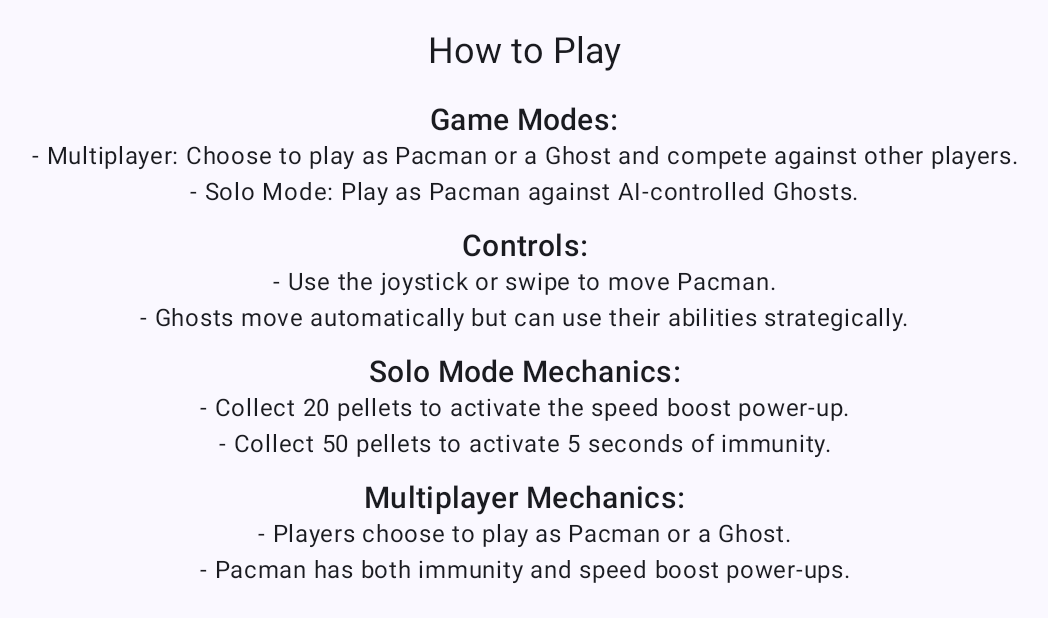
After one commit to kaxanni/Seeker_Pac-man_clonegame, an Android app built with Jetpack Compose: the composable HowToPlayScreen shown on its own in the app's theme, on a phone screen of 824 x 412 dp (held sideways). The commit adds this screen. Shown: the whole screen, without its empty margins (93-1141 px from the left). Run offline under Robolectric (Android 15) with nearby library versions, the phone set to English and light mode, and no system bars.

Commit message:
added how to play

```diff
--- a/app/src/main/java/com/example/pacmanclone/MainActivity.kt
+++ b/app/src/main/java/com/example/pacmanclone/MainActivity.kt
@@ -9,6 +9,7 @@ import com.example.pacmanclone.game.GameLaunchAnimation
 import com.example.pacmanclone.game.PacmanGame
 import com.example.pacmanclone.menu.MainMenu
 import com.example.pacmanclone.menu.OptionsScreen
+import com.example.pacmanclone.menu.HowToPlayScreen
 
 class MainActivity : ComponentActivity() {
     override fun onCreate(savedInstanceState: Bundle?) {
@@ -25,6 +26,7 @@ fun MyApp() {
     var showMainMenu by remember { mutableStateOf(true) }
     var showOptions by remember { mutableStateOf(false) }
     var showAccount by remember { mutableStateOf(false) }
+    var showHowToPlay by remember { mutableStateOf(false) }
 
     var showLaunch by remember { mutableStateOf(false) } // The second screen (Knights door, etc.)
     var showGame by remember { mutableStateOf(false) }   // The actual PacmanGame
@@ -65,7 +67,11 @@ fun MyApp() {
                 }
             )
         }
-        // 4) Show the OptionsScreen if showOptions is true
+        // 4) Show the HowToPlayScreen if showHowToPlay is true
+        showHowToPlay -> {
+            HowToPlayScreen()
+        }
+        // 5) Show the OptionsScreen if showOptions is true
         showOptions -> {
             // Make sure your OptionsScreen has these four parameters
             OptionsScreen(
@@ -78,7 +84,9 @@ fun MyApp() {
                     // TODO: handle sound settings
                 },
                 onHowToPlayClicked = {
-                    // TODO: show how to play instructions
+                    // Navigate to HowToPlayScreen
+                    showOptions = false
+                    showHowToPlay = true
                 },
                 onBack = {
                     // Return to main menu
@@ -87,7 +95,7 @@ fun MyApp() {
                 }
             )
         }
-        // 5) Otherwise, show the main menu
+        // 6) Otherwise, show the main menu
         showMainMenu -> {
             MainMenu(
                 skipAnimation = false,
--- /dev/null
+++ b/app/src/main/java/com/example/pacmanclone/menu/HowToPlayScreen.kt
@@ -0,0 +1,58 @@
+package com.example.pacmanclone.menu
+
+import androidx.compose.foundation.layout.*
+import androidx.compose.foundation.rememberScrollState
+import androidx.compose.foundation.verticalScroll
+import androidx.compose.material3.*
+import androidx.compose.runtime.*
+import androidx.compose.ui.Alignment
+import androidx.compose.ui.Modifier
+import androidx.compose.ui.unit.dp
+import androidx.compose.ui.unit.sp
+
+@Composable
+fun HowToPlayScreen() {
+    val scrollState = rememberScrollState()
+
+    Column(
+        modifier = Modifier
+            .fillMaxSize()
+            .padding(16.dp)
+            .verticalScroll(scrollState),
+        horizontalAlignment = Alignment.CenterHorizontally
+    ) {
+        Text("How to Play", fontSize = 24.sp, style = MaterialTheme.typography.headlineMedium)
+        Spacer(modifier = Modifier.height(16.dp))
+
+        Text("Game Modes:", fontSize = 20.sp, style = MaterialTheme.typography.titleMedium)
+        Text("- Multiplayer: Choose to play as Pacman or a Ghost and compete against other players.")
+        Text("- Solo Mode: Play as Pacman against AI-controlled Ghosts.")
+        Spacer(modifier = Modifier.height(12.dp))
+
+        Text("Controls:", fontSize = 20.sp, style = MaterialTheme.typography.titleMedium)
+        Text("- Use the joystick or swipe to move Pacman.")
+        Text("- Ghosts move automatically but can use their abilities strategically.")
+        Spacer(modifier = Modifier.height(12.dp))
+
+        Text("Solo Mode Mechanics:", fontSize = 20.sp, style = MaterialTheme.typography.titleMedium)
+        Text("- Collect 20 pellets to activate the speed boost power-up.")
+        Text("- Collect 50 pellets to activate 5 seconds of immunity.")
+        Spacer(modifier = Modifier.height(12.dp))
+
+        Text("Multiplayer Mechanics:", fontSize = 20.sp, style = MaterialTheme.typography.titleMedium)
+        Text("- Players choose to play as Pacman or a Ghost.")
+        Text("- Pacman has both immunity and speed boost power-ups.")
+        Text("- Ghosts have a speed boost power-up with a 7-second cooldown.")
+        Text("- Ghosts can invert Pacman's direction temporarily for 7 seconds.")
+        Spacer(modifier = Modifier.height(12.dp))
+
+        Text("Winning Conditions:", fontSize = 20.sp, style = MaterialTheme.typography.titleMedium)
+        Text("- As Pacman: Score the highest points or survive as long as possible.")
+        Text("- As Ghost: Catch Pacman as quickly as possible.")
+        Spacer(modifier = Modifier.height(12.dp))
+
+        Text("Leaderboards:", fontSize = 20.sp, style = MaterialTheme.typography.titleMedium)
+        Text("- Multiplayer: Most wins as Pacman or Ghost.")
+        Text("- Solo: Highest score as Pacman, fastest Pacman elimination as Ghost.")
+    }
+}
```
Also changed, not shown: 1 other file.
